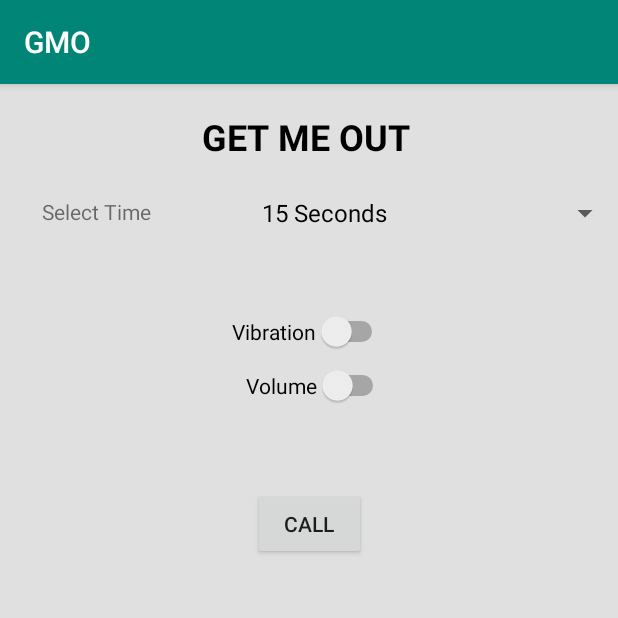
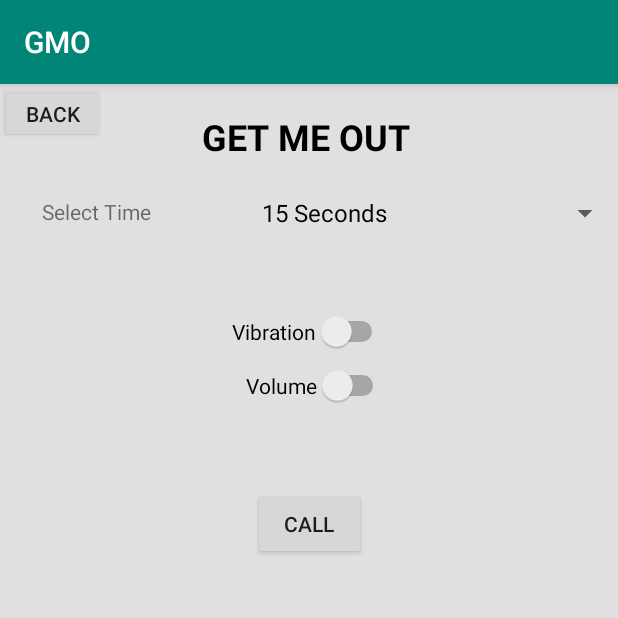
Before and after one commit to AHHHHHHHHHH/getmeout-, an Android app: the screen it shows after launch (MainActivity), on a phone screen of 412 x 824 dp, the top half of it. Run offline under Robolectric (Android 15) with nearby library versions, the phone set to English and light mode, and no system bars; Roboto replaces fonts that are not available here.

Commit message:
big dick energy

```diff
--- a/app/src/main/res/layout/activity_main.xml
+++ b/app/src/main/res/layout/activity_main.xml
@@ -149,11 +149,19 @@
 
     <ImageView
         android:id="@+id/imageView3"
-        android:visibility="invisible"
         android:layout_width="371dp"
         android:layout_height="646dp"
+        android:visibility="invisible"
         app:srcCompat="@drawable/fakecallscreenandroid"
         tools:layout_editor_absoluteX="0dp"
         tools:layout_editor_absoluteY="0dp" />
 
+    <Button
+        android:id="@+id/backButton"
+        android:layout_width="70dp"
+        android:layout_height="39dp"
+        android:text="BACK"
+        tools:layout_editor_absoluteX="3dp"
+        tools:layout_editor_absoluteY="7dp" />
+
 </android.support.constraint.ConstraintLayout>
```
Also changed, not shown: app/src/main/java/com/example/grant/gmo/MainActivity.java (+19 -1 lines).
